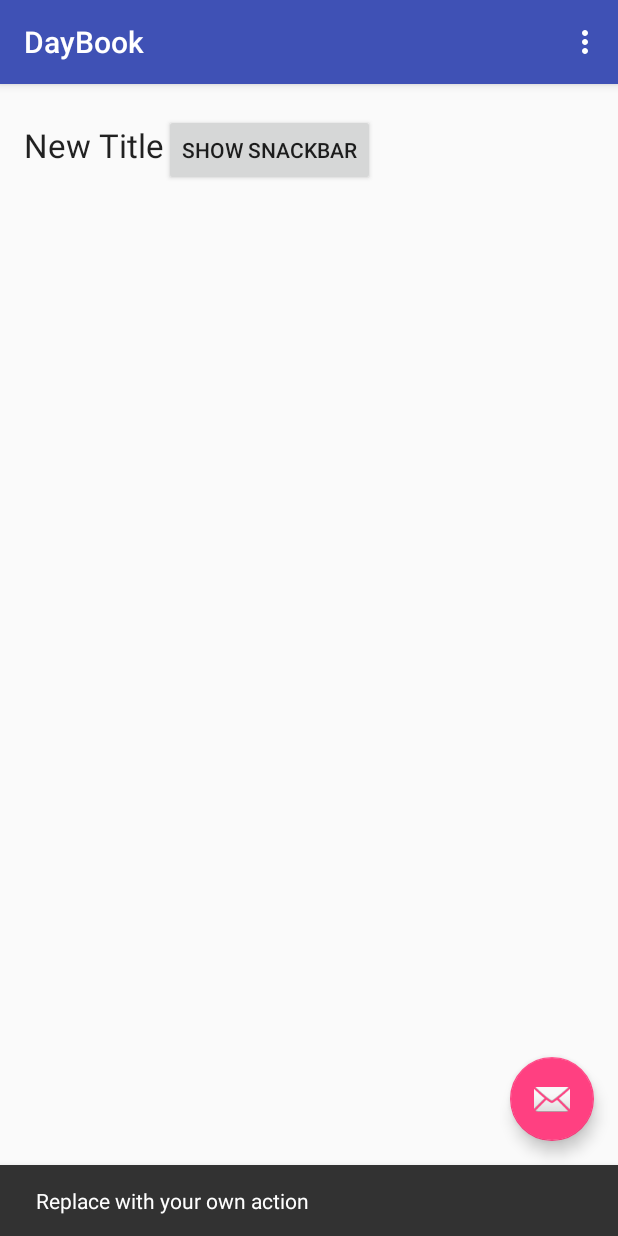
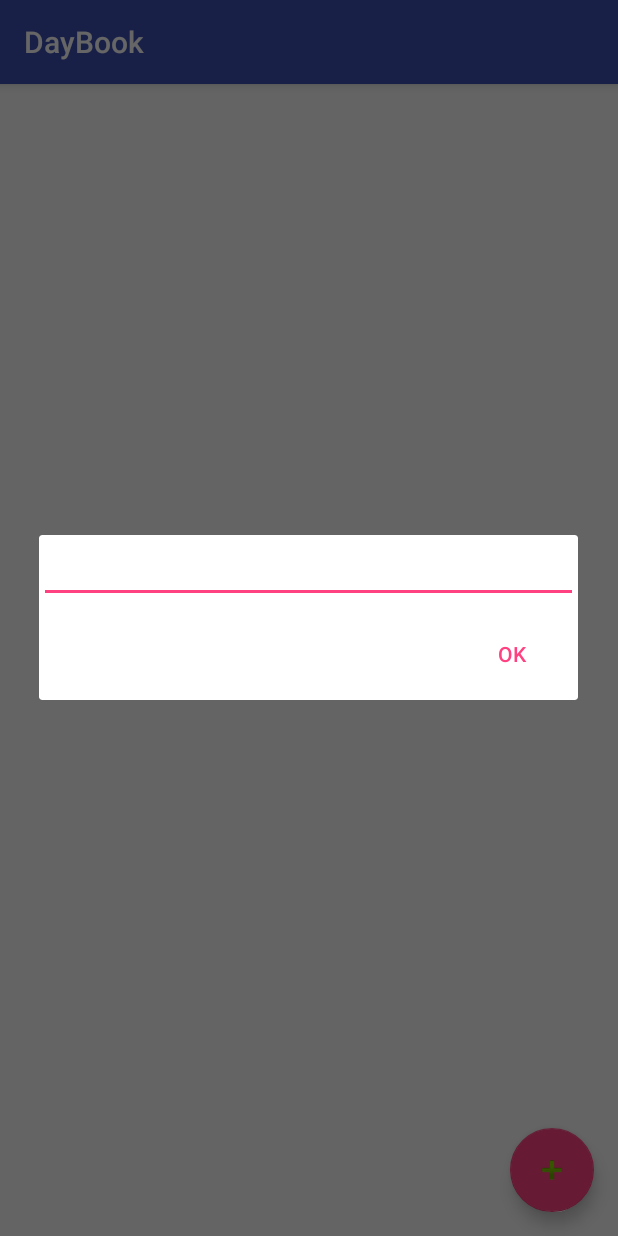
Before and after one commit to tarkalabs/hackathon-android, an Android app: the screen it shows after launch (TagActivity), after a tap on an icon or button, on a phone screen of 412 x 824 dp. Run offline under Robolectric (Android 15) with nearby library versions, the phone set to English and light mode, and no system bars; our stand-ins replace ButterKnife; libraries missing offline, so code that uses them is left out: io.realm; 3 statements that could not run were skipped; 1 other tap on this screen came first.

Commit message:
New tag can be added now

```diff
--- a/app/src/main/AndroidManifest.xml
+++ b/app/src/main/AndroidManifest.xml
@@ -18,6 +18,9 @@
                 <category android:name="android.intent.category.LAUNCHER" />
             </intent-filter>
         </activity>
+        <activity android:name=".TagDetailsActivity"
+            android:label="Tag Details"
+            android:theme="@style/AppTheme.NoActionBar" />
     </application>
 
 </manifest>
--- a/app/src/main/java/in/asid/daybook/TagActivity.java
+++ b/app/src/main/java/in/asid/daybook/TagActivity.java
@@ -1,55 +1,81 @@
 package in.asid.daybook;
 
+import android.app.AlertDialog;
+import android.content.Context;
+import android.content.DialogInterface;
 import android.os.Bundle;
 import android.support.design.widget.CoordinatorLayout;
 import android.support.design.widget.FloatingActionButton;
 import android.support.design.widget.Snackbar;
 import android.support.v7.app.AppCompatActivity;
+import android.support.v7.widget.LinearLayoutManager;
+import android.support.v7.widget.RecyclerView;
 import android.support.v7.widget.Toolbar;
 import android.view.View;
 import android.view.Menu;
 import android.view.MenuItem;
 import android.widget.Button;
+import android.widget.EditText;
 import android.widget.TextView;
 
 import butterknife.Bind;
 import butterknife.ButterKnife;
+import in.asid.daybook.adapters.TagAdapter;
+import in.asid.daybook.models.Tag;
+import io.realm.Realm;
+import io.realm.RealmObject;
 
 public class TagActivity extends AppCompatActivity {
 
     @Bind(R.id.coord_layout)
     CoordinatorLayout coordinatorLayout;
 
-    @Bind(R.id.profileText)
-    TextView headerView;
+    @Bind(R.id.recyclerView)
+    RecyclerView tagItemsView;
 
-    @Bind(R.id.show_snackbar)
-    Button btnShowSnackBar;
+    private TagAdapter tagAdapter;
+    private LinearLayoutManager layoutManager;
 
     @Override
     protected void onCreate(Bundle savedInstanceState) {
         super.onCreate(savedInstanceState);
         setContentView(R.layout.tags_layout);
         ButterKnife.bind(this);
+
         Toolbar toolbar = (Toolbar) findViewById(R.id.toolbar);
         setSupportActionBar(toolbar);
 
         FloatingActionButton fab = (FloatingActionButton) findViewById(R.id.fab);
         fab.setOnClickListener(new View.OnClickListener() {
             @Override
-            public void onClick(View view) {
-                Snackbar.make(view, "Replace with your own action", Snackbar.LENGTH_LONG)
-                        .setAction("Action", null).show();
+            public void onClick(final View view) {
+                final Context context = view.getContext();
+                AlertDialog.Builder alertDialogBuilder = new AlertDialog.Builder(context);
+
+                final EditText editText = new EditText(context);
+                alertDialogBuilder.setView(editText);
+
+                alertDialogBuilder.setPositiveButton("OK", new DialogInterface.OnClickListener() {
+                    @Override
+                    public void onClick(DialogInterface dialog, int which) {
+                        tagAdapter.addTag(editText.getText().toString());
+
+                        Snackbar.make(view, "Added a new tag", Snackbar.LENGTH_LONG)
+                                .setAction("Action", null).show();
+                    }
+                });
+                alertDialogBuilder.create().show();
+
             }
         });
 
-        headerView.setText("New Title");
-        btnShowSnackBar.setOnClickListener(new View.OnClickListener() {
-            @Override
-            public void onClick(View v) {
-                Snackbar.make(coordinatorLayout,"This is  sort of a long winded notification that is designed to span multiple lines", Snackbar.LENGTH_SHORT).show();
-            }
-        });
+        tagAdapter = new TagAdapter(this);
+        layoutManager = new LinearLayoutManager(this, LinearLayoutManager.VERTICAL,false);
+        tagItemsView.setHasFixedSize(true);
+        tagItemsView.setLayoutManager(layoutManager);
+        tagItemsView.setAdapter(tagAdapter);
+
+
     }
 
     @Override
@@ -66,10 +92,7 @@ public class TagActivity extends AppCompatActivity {
         // as you specify a parent activity in AndroidManifest.xml.
         int id = item.getItemId();
 
-        //noinspection SimplifiableIfStatement
-        if (id == R.id.action_settings) {
-            return true;
-        }
+
 
         return super.onOptionsItemSelected(item);
     }
--- a/app/src/main/res/layout/tags_layout.xml
+++ b/app/src/main/res/layout/tags_layout.xml
@@ -7,6 +7,11 @@
     android:layout_height="match_parent"
     android:fitsSystemWindows="true"
     tools:context=".TagActivity">
+
+    <LinearLayout
+        android:layout_width="match_parent"
+        android:layout_height="match_parent"
+        android:orientation="vertical">
 
         <android.support.design.widget.AppBarLayout
             android:layout_width="match_parent"
@@ -19,48 +24,13 @@
                 android:layout_height="?attr/actionBarSize"
                 android:background="?attr/colorPrimary"
                 app:popupTheme="@style/AppTheme.PopupOverlay" />
-
         </android.support.design.widget.AppBarLayout>
 
-    <LinearLayout
-        android:orientation="vertical"
+
+        <android.support.v7.widget.RecyclerView
+            android:id="@+id/recyclerView"
             android:layout_width="match_parent"
-        android:layout_height="match_parent"
-        android:paddingBottom="@dimen/activity_vertical_margin"
-        android:paddingLeft="@dimen/activity_horizontal_margin"
-        android:paddingRight="@dimen/activity_horizontal_margin"
-        android:paddingTop="@dimen/activity_vertical_margin"
-        app:layout_behavior="@string/appbar_scrolling_view_behavior"
-        tools:context=".TagActivity"
-        tools:showIn="@layout/tags_layout">
-
-        <LinearLayout
-            android:orientation="horizontal"
-            android:layout_width="match_parent"
-            android:layout_height="match_parent">
-            <TextView
-                android:layout_width="wrap_content"
-                android:layout_height="wrap_content"
-                android:textAppearance="?android:attr/textAppearanceLarge"
-                android:text="@string/heading"
-                android:id="@+id/profileText"
-                android:layout_alignParentTop="true"
-                android:layout_alignParentStart="true"
-                android:paddingTop="10dp"
-                android:paddingBottom="10dp" />
-            <Button
-                android:id="@+id/show_snackbar"
-                android:text="Show Snackbar"
-                android:layout_width="wrap_content"
-                android:layout_height="wrap_content" />
-        </LinearLayout>
-
-
-        <ScrollView
-            android:layout_width="match_parent"
-            android:layout_height="fill_parent"
-            android:id="@+id/scrollView"
-            android:layout_below="@+id/profileText" />
+            android:layout_height="fill_parent" />
     </LinearLayout>
 
 
@@ -70,6 +40,6 @@
         android:layout_height="wrap_content"
         android:layout_gravity="bottom|end"
         android:layout_margin="@dimen/fab_margin"
-        android:src="@android:drawable/ic_dialog_email" />
+        android:src="@android:drawable/ic_input_add" />
 
 </android.support.design.widget.CoordinatorLayout>
--- a/app/src/main/res/menu/menu_profile.xml
+++ b/app/src/main/res/menu/menu_profile.xml
@@ -2,9 +2,4 @@
     xmlns:app="http://schemas.android.com/apk/res-auto"
     xmlns:tools="http://schemas.android.com/tools"
     tools:context=".TagActivity">
-    <item
-        android:id="@+id/action_settings"
-        android:orderInCategory="100"
-        android:title="@string/action_settings"
-        app:showAsAction="never" />
 </menu>
```
Also changed, not shown: app/build.gradle (+8 -0 lines), app/src/main/java/in/asid/daybook/TagDetailsActivity.java (added, +36 -0 lines), app/src/main/java/in/asid/daybook/adapters/TagAdapter.java (added, +87 -0 lines), app/src/main/java/in/asid/daybook/models/Note.java (added, +30 -0 lines), app/src/main/java/in/asid/daybook/models/Tag.java (added, +19 -0 lines), app/src/main/res/layout/tag_card.xml (added, +22 -0 lines), app/src/main/res/layout/tag_details.xml (added, +27 -0 lines), 1 other file. Lines whose indentation alone changed are shown as unchanged.
